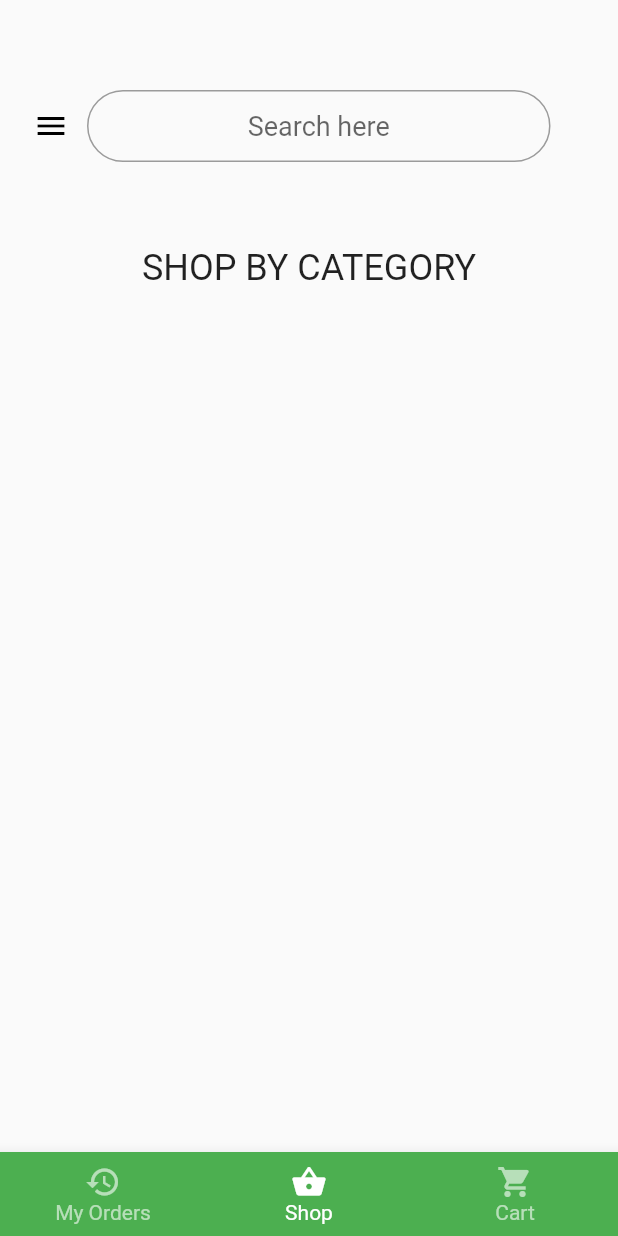
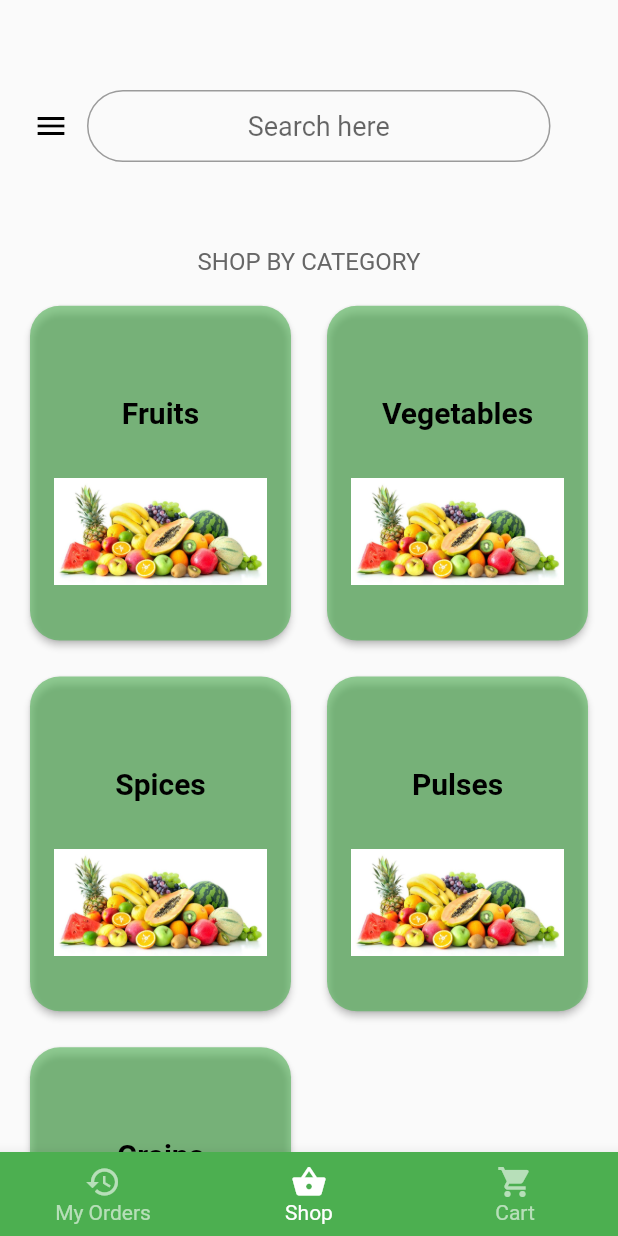
Before and after one commit to simranss/nilesh_project, a Flutter app: the screen it shows after launch, on a phone screen of 412 x 824 dp. Run offline on Flutter 3.47's test engine with Material 2 defaults, Android fonts, the phone set to English and light mode, and no system bars; our stand-ins replace cloud_firestore; accounts and stored records are empty.

Commit message:
Main page changes

```diff
--- /dev/null
+++ b/lib/item.dart
@@ -0,0 +1,46 @@
+import 'package:flutter/material.dart';
+import 'items.dart';
+
+class Item extends StatelessWidget {
+
+  Item({Key key, this.title, this.left, this.right, this.price}) : super(key: key);
+  final String title;
+  final double left;
+  final double right;
+  final String price;
+
+  @override
+  Widget build(BuildContext context) {
+    return Container(
+      padding: EdgeInsets.only(left: left, top: 16.0, right: right,),
+      child: Center(
+        child: Card(
+          color: Colors.green.withOpacity(0.6),
+          shape: RoundedRectangleBorder(
+            borderRadius: BorderRadius.all(Radius.circular(20.0))
+          ),
+          elevation: 2,
+          child: InkWell(
+            child: Padding(
+              padding: const EdgeInsets.only(left: 16.0, right: 16.0, top: 60.0,),
+              child: Column(
+                children: [
+                  Text(
+                    title,
+                    style: TextStyle(color: Colors.black, fontSize: 20, fontWeight: FontWeight.bold),
+                  ),
+                  SizedBox(height: 32,),
+                  Image(image: AssetImage("assets/fruits.jpg"))
+                ],
+              ),
+            ),
+            splashColor: Colors.green.withOpacity(0.5),
+            onTap: () {
+              Navigator.push(context, MaterialPageRoute(builder: (context) => Items()));
+            },
+          ),
+        ),
+      )
+    );
+  }
+}
--- /dev/null
+++ b/lib/items.dart
@@ -0,0 +1,15 @@
+import 'package:flutter/material.dart';
+
+class Items extends StatelessWidget{
+
+  final String searchQuery;
+  final String category;
+  Items({Key key, this.searchQuery, this.category}) : super(key: key);
+
+  @override
+  Widget build(BuildContext context) {
+    return Scaffold(
+
+    );
+  }
+}
--- a/lib/main.dart
+++ b/lib/main.dart
@@ -136,11 +136,12 @@ class _MyHomePageState extends State<MyHomePage> {
               ],
             ),
           ),
-          Container(
-            width: MediaQuery.of(context).size.width,
-            height: 0.80 * MediaQuery.of(context).size.height,
-            padding: EdgeInsets.zero,
-            child: _drawerScreens[_currentScreen],
+          Expanded(
+            child: Container(
+              width: MediaQuery.of(context).size.width,
+              padding: EdgeInsets.zero,
+              child: _drawerScreens[_currentScreen],
+            ),
           )
         ],
       )
--- a/lib/search.dart
+++ /dev/null
@@ -1,15 +0,0 @@
-import 'package:flutter/material.dart';
-
-class Search extends StatelessWidget {
-
-  @override
-  Widget build(BuildContext context) {
-    return Center(
-        child: Text(
-          "Search Screen",
-          style: TextStyle(
-            fontSize: 28,
-          ),
-        ));
-  }
-}
--- a/lib/shop.dart
+++ b/lib/shop.dart
@@ -1,26 +1,61 @@
 import 'package:flutter/material.dart';
+import 'item.dart';
+import 'package:cloud_firestore/cloud_firestore.dart';
 
 class Shop extends StatelessWidget {
 
+
+
+  final List<String> _categories = [
+    "Fruits",
+    "Vegetables",
+    "Spices",
+    "Pulses",
+    "Grains",
+  ];
+
   @override
   Widget build(BuildContext context) {
-    return Container(
-      width: MediaQuery.of(context).size.width,
-      height: MediaQuery.of(context).size.height,
-      child: Column(
-        mainAxisSize: MainAxisSize.max,
-        children: <Widget>[
-          Text(
-            "SHOP BY CATEGORY",
-            style: TextStyle(
-              fontSize: 24,
+
+    final double itemWidth = 0.5 * MediaQuery.of(context).size.width;
+    final double itemHeight = 0.6 * MediaQuery.of(context).size.width;
+
+    return Column(
+      mainAxisSize: MainAxisSize.max,
+      children: <Widget>[
+        Expanded(
+          flex: 0,
+          child: Center(
+            child: Text(
+              "SHOP BY CATEGORY",
+              style: TextStyle(
+                color: Color(0xFF666666),
+                fontSize: 16,
+              ),
             ),
           ),
-          Container(
-
+        ),
+        Expanded(
+          child: Container(
+            margin: EdgeInsets.all(0.0),
+            padding: EdgeInsets.all(0.0),
+            child: GridView.count(
+                childAspectRatio: (itemWidth / itemHeight),
+                shrinkWrap: true,
+                crossAxisCount: 2,
+                children: List.generate(_categories.length, (index) {
+                  if(index.isEven) {
+                    return Item(title: _categories[index], left: 16.0, right: 8.0,);
+                  } else if(index.isOdd) {
+                    return Item(title: _categories[index], left: 8.0, right: 16.0,);
+                  } else {
+                    return null;
+                  }
+                })
+            ),
           ),
-        ],
-      ),
+        ),
+      ],
     );
   }
 }
```
Also changed, not shown: pubspec.yaml (+7 -7 lines), assets/fruits.jpg (added), pubspec.lock, 2 other files.
